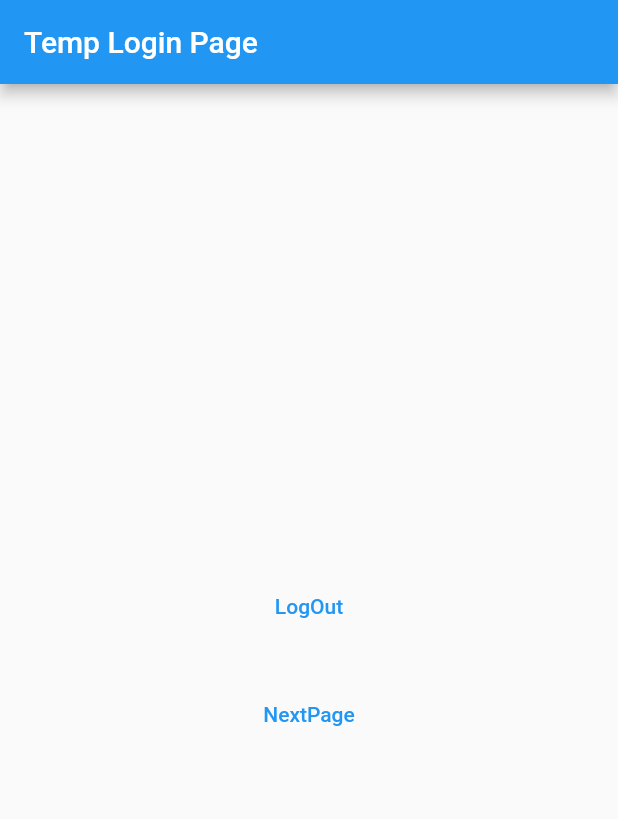
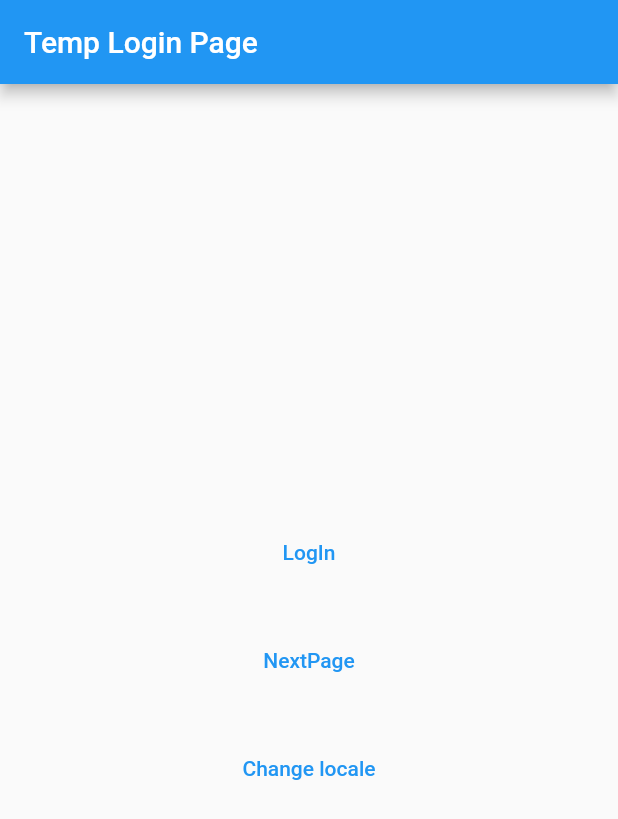
Before and after one commit to TokinNik/temp_app, a Flutter app: the screen it shows after launch, after a tap on "LogIn", on a phone screen of 412 x 824 dp. Shown: the top 819 px of the screen. Run offline on Flutter 3.47's test engine with Material 2 defaults, Android fonts, the phone set to English and light mode, and no system bars; our stand-ins replace bloc, connectivity, dio, equatable, flutter_bloc, flutter_secure_storage and 2 more; generated files the repository leaves out were written again.

Commit message:
Add intl localizations

```diff
--- a/lib/app.dart
+++ b/lib/app.dart
@@ -4,6 +4,8 @@ import 'package:flutter_bloc/flutter_bloc.dart';
 import 'package:temp_app/bloc/global/global_bloc.dart';
 import 'package:temp_app/ui/pages/temp_login_page.dart';
 import 'package:temp_app/ui/pages/temp_logout_page.dart';
+import 'package:flutter_localizations/flutter_localizations.dart';
+import 'generated/l10n.dart';
 
 GlobalBloc globalBloc(context) => BlocProvider.of<GlobalBloc>(context);
 
@@ -35,6 +37,14 @@ class _AppState extends State<App> {
         bloc: _globalBloc,
         builder: (context, state) {
           return MaterialApp(
+            localizationsDelegates: [
+              S.delegate,
+              GlobalMaterialLocalizations.delegate,
+              GlobalWidgetsLocalizations.delegate,
+              GlobalCupertinoLocalizations.delegate,
+            ],
+            supportedLocales: S.delegate.supportedLocales,
+            locale: Locale('en', ''),//TODO: change locale if need
             home: _buildPage(state),
           );
         },
--- a/lib/constants/environment.dart
+++ b/lib/constants/environment.dart
@@ -7,7 +7,7 @@ abstract class Environment {
 
   //TODO: Your api endpoint
   static const String baseUrl =
-      _isProd ? 'https://test.ru/' : 'https://prod.ru/';
+      _isProd ? 'https://prod.ru/' : 'https://test.ru/';
   static const bool isBlocLoggingEnabled = !_isProd;
   static const bool isApiLoggingEnabled = !_isProd;
 
--- /dev/null
+++ b/lib/l10n/intl_en.arb
@@ -0,0 +1,9 @@
+{
+  "log_out": "LogOut",
+  "log_in": "LogIn",
+  "next_page": "NextPage",
+  "temp_next_rout_page":"Temp Next Rout Page {num}",
+  "number": "{count, plural, one{one} two{two} few{{count} page} many{{count}mm} other{{count} ???}}",
+  "change_locale" : "Change locale"
+
+}
--- a/lib/ui/base/base_page.dart
+++ b/lib/ui/base/base_page.dart
@@ -55,7 +55,7 @@ abstract class BaseState<STATE> extends State<BaseStatefulWidget> {
     init();
   }
 
-  initialState(Stream<STATE> stream) {
+  initialBlocListener(Stream<STATE> stream) {
     _streamSubscription = stream.listen(blocListener);
   }
 
--- a/lib/ui/pages/temp_login_page.dart
+++ b/lib/ui/pages/temp_login_page.dart
@@ -1,7 +1,10 @@
 import 'package:flutter/cupertino.dart';
 import 'package:flutter/material.dart';
+import 'package:intl/intl.dart';
 import 'package:temp_app/app.dart';
+import 'package:temp_app/utils/extensions.dart';
 import 'package:temp_app/bloc/global/global_bloc.dart';
+import 'package:temp_app/generated/l10n.dart';
 import 'package:temp_app/ui/base/base_page.dart';
 import 'package:temp_app/ui/pages/temp_next_rout_page.dart';
 
@@ -16,6 +19,7 @@ class TempLoginPage extends BasePage {
 class _TempLoginPageState extends State<BaseStatefulWidget> {
   @override
   Widget build(BuildContext context) {
+    var s = S.of(context);
     return Scaffold(
       appBar: AppBar(
         title: Text("Temp Login Page"),
@@ -28,14 +32,27 @@ class _TempLoginPageState extends State<BaseStatefulWidget> {
               onPressed: () {
                 globalBloc(context).add(LogOutEvent());
               },
-              child: Text("LogOut"),
+              child: Text(s.log_in),
             ),
             SizedBox(height: 24),
             TextButton(
               onPressed: () {
                 Navigator.of(context).push(TempNextRoutPage.route(1));
               },
-              child: Text("NextPage"),
+              child: Text(s.next_page),
+            ),
+            SizedBox(height: 24),
+            TextButton(
+              onPressed: () {
+                setState(() {
+                  S.delegate.supportedLocales.printAll();
+                  Intl.defaultLocale = Intl.defaultLocale ==
+                          S.delegate.supportedLocales.first.languageCode
+                      ? S.delegate.supportedLocales.last.languageCode
+                      : S.delegate.supportedLocales.first.languageCode;
+                });
+              },
+              child: Text(s.change_locale),
             ),
           ],
         ),
--- a/lib/ui/pages/temp_logout_page.dart
+++ b/lib/ui/pages/temp_logout_page.dart
@@ -5,6 +5,7 @@ import 'package:temp_app/app.dart';
 import 'package:temp_app/bloc/global/global_bloc.dart';
 import 'package:temp_app/bloc/temp_logout/temp_logout_cubit.dart';
 import 'package:temp_app/di/dependencies.dart';
+import 'package:temp_app/generated/l10n.dart';
 import 'package:temp_app/ui/base/base_page.dart';
 import 'package:temp_app/utils/logger.dart';
 
@@ -42,7 +43,7 @@ class _TempLogoutPageState extends BaseState<TempLogoutState> {
 
   @override
   void init() {
-    super.initialState(tempLogoutCubit(context).stream);
+    super.initialBlocListener(tempLogoutCubit(context).stream);
   }
 
   @override
@@ -64,7 +65,7 @@ class _TempLogoutPageState extends BaseState<TempLogoutState> {
                         onPressed: () {
                           tempLogoutCubit(context).logIn();
                         },
-                        child: Text("LogIn"),
+                        child: Text(S.current.log_in),
                       ),
               ),
             ),
```
Also changed, not shown: lib/l10n/intl_ru.arb (added, +9 -0 lines), lib/ui/pages/temp_next_rout_page.dart (+5 -3 lines), lib/utils/extensions.dart (+9 -0 lines), pubspec.yaml (+20 -5 lines), lib/generated/intl/messages_all.dart (added), lib/generated/intl/messages_en.dart (added), lib/generated/intl/messages_ru.dart (added), lib/generated/l10n.dart (added), pubspec.lock.
